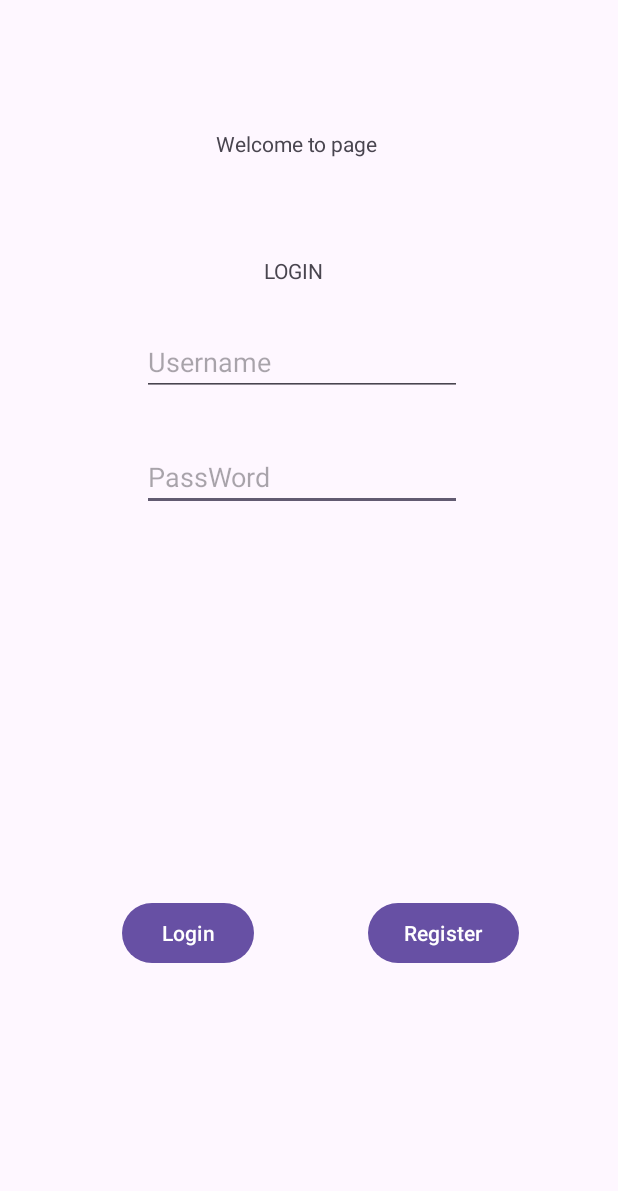
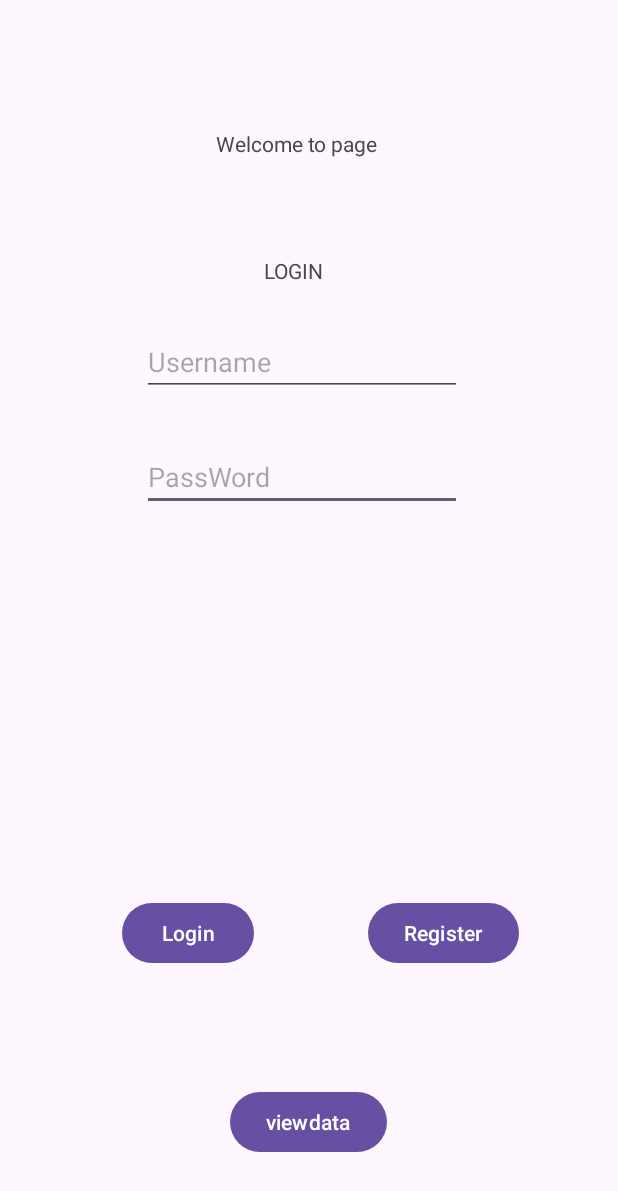
Before and after one commit to ChildrenCity/LibaryproJect, an Android app: the screen it shows after launch (MainActivity), on a phone screen of 412 x 824 dp. Shown: the top 1191 px of the screen. Run offline under Robolectric (Android 15) with nearby library versions, the phone set to English and light mode, and no system bars.

Commit message:
ViewData

```diff
--- a/app/src/main/AndroidManifest.xml
+++ b/app/src/main/AndroidManifest.xml
@@ -11,6 +11,9 @@
         android:roundIcon="@mipmap/ic_launcher_round"
         android:supportsRtl="true"
         android:theme="@style/Theme.Projectilm">
+        <activity
+            android:name=".ViewData"
+            android:exported="false" />
         <activity
             android:name=".MainWindow"
             android:exported="false" />
--- a/app/src/main/java/com/example/projectilm/MainActivity.java
+++ b/app/src/main/java/com/example/projectilm/MainActivity.java
@@ -29,6 +29,10 @@ public class MainActivity extends AppCompatActivity {
         Intent Login = new Intent(this, MainActivity.class);
         startActivity(Login);
     }
+    public void clickview(View view){
+        Intent Login = new Intent(this, ViewData.class);
+        startActivity(Login);
+    }
 
 
 }
--- a/app/src/main/res/layout/activity_main.xml
+++ b/app/src/main/res/layout/activity_main.xml
@@ -87,4 +87,16 @@
         app:layout_constraintTop_toTopOf="parent"
         app:layout_constraintVertical_bias="0.771" />
 
+    <Button
+        android:id="@+id/button5"
+        android:layout_width="wrap_content"
+        android:layout_height="wrap_content"
+        android:layout_marginBottom="52dp"
+        android:text="viewdata"
+        android:onClick="clickview"
+        app:layout_constraintBottom_toBottomOf="parent"
+        app:layout_constraintEnd_toEndOf="parent"
+        app:layout_constraintHorizontal_bias="0.498"
+        app:layout_constraintStart_toStartOf="parent" />
+
 </androidx.constraintlayout.widget.ConstraintLayout>
```
Also changed, not shown: app/src/main/java/com/example/projectilm/ViewData.java (added, +59 -0 lines), app/src/main/res/layout/activity_view_data.xml (added, +34 -0 lines).
